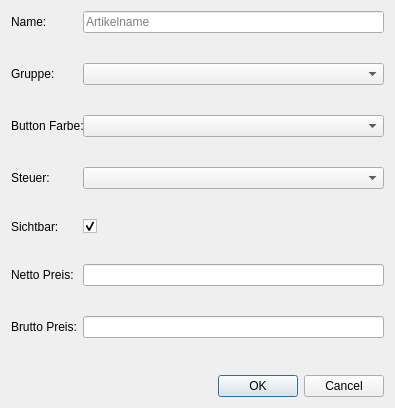
This is src/manager/productedit.ui in todvora/qrk-registrier-kasse as Qt 5 draws it before an edit. The edited form follows.
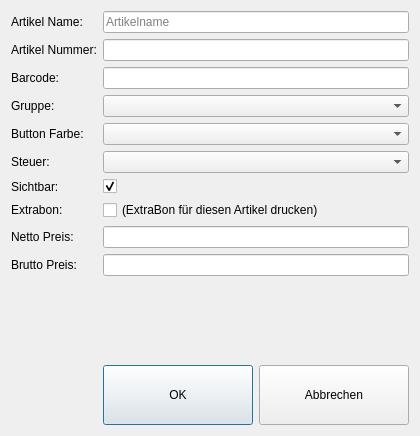
This is the edited form. Icons and pictures are not drawn.

```diff
--- a/src/manager/productedit.ui
+++ b/src/manager/productedit.ui
@@ -7,26 +7,22 @@
    <rect>
     <x>0</x>
     <y>0</y>
-    <width>395</width>
-    <height>408</height>
+    <width>420</width>
+    <height>436</height>
    </rect>
   </property>
   <property name="windowTitle">
    <string>Produkt Editieren</string>
   </property>
-  <layout class="QGridLayout" name="gridLayout">
-   <property name="verticalSpacing">
-    <number>30</number>
-   </property>
-   <item row="0" column="0">
+  <layout class="QHBoxLayout" name="horizontalLayout_2">
+   <item>
+    <layout class="QVBoxLayout" name="verticalLayout">
+     <item>
     <layout class="QFormLayout" name="formLayout">
-     <property name="verticalSpacing">
-      <number>30</number>
-     </property>
      <item row="0" column="0">
       <widget class="QLabel" name="nameLabel">
        <property name="text">
-        <string>Name:</string>
+          <string>Artikel Name:</string>
        </property>
       </widget>
      </item>
@@ -35,87 +31,188 @@
        <property name="placeholderText">
         <string>Artikelname</string>
        </property>
+         <property name="clearButtonEnabled">
+          <bool>false</bool>
+         </property>
       </widget>
      </item>
      <item row="1" column="0">
+        <widget class="QLabel" name="itemNumLabel">
+         <property name="text">
+          <string>Artikel Nummer:</string>
+         </property>
+        </widget>
+       </item>
+       <item row="1" column="1">
+        <widget class="QLineEdit" name="itemNum"/>
+       </item>
+       <item row="2" column="0">
+        <widget class="QLabel" name="barcodeLabel">
+         <property name="text">
+          <string>Barcode:</string>
+         </property>
+        </widget>
+       </item>
+       <item row="2" column="1">
+        <widget class="QLineEdit" name="barcode"/>
+       </item>
+       <item row="3" column="0">
       <widget class="QLabel" name="categorieLabel">
        <property name="text">
         <string>Gruppe:</string>
        </property>
       </widget>
      </item>
-     <item row="1" column="1">
+       <item row="3" column="1">
       <widget class="QComboBox" name="groupComboBox"/>
      </item>
-     <item row="2" column="0">
+       <item row="4" column="0">
       <widget class="QLabel" name="label_3">
        <property name="text">
         <string>Button Farbe:</string>
        </property>
       </widget>
      </item>
-     <item row="3" column="0">
+       <item row="5" column="0">
       <widget class="QLabel" name="label">
        <property name="text">
         <string>Steuer:</string>
        </property>
       </widget>
      </item>
-     <item row="3" column="1">
+       <item row="5" column="1">
       <widget class="QComboBox" name="taxComboBox"/>
      </item>
-     <item row="4" column="0">
+       <item row="6" column="0">
       <widget class="QLabel" name="visibleLabel">
        <property name="text">
         <string>Sichtbar:</string>
        </property>
       </widget>
      </item>
-     <item row="4" column="1">
+       <item row="6" column="1">
       <widget class="QCheckBox" name="visibleCheckBox">
        <property name="checked">
         <bool>true</bool>
        </property>
       </widget>
      </item>
-     <item row="5" column="0">
+       <item row="8" column="0">
       <widget class="QLabel" name="label_2">
        <property name="text">
         <string>Netto Preis: </string>
        </property>
       </widget>
      </item>
-     <item row="5" column="1">
+       <item row="8" column="1">
       <widget class="QLineEdit" name="net">
        <property name="placeholderText">
         <string/>
        </property>
       </widget>
      </item>
-     <item row="6" column="0">
+       <item row="9" column="0">
       <widget class="QLabel" name="PriceLabel">
        <property name="text">
         <string>Brutto Preis:</string>
        </property>
       </widget>
      </item>
-     <item row="6" column="1">
+       <item row="9" column="1">
       <widget class="QLineEdit" name="gross"/>
      </item>
-     <item row="2" column="1">
+       <item row="4" column="1">
       <widget class="QComboBox" name="colorComboBox"/>
      </item>
-    </layout>
-   </item>
-   <item row="1" column="0">
-    <widget class="QDialogButtonBox" name="buttonBox">
+       <item row="7" column="0">
+        <widget class="QLabel" name="collectionReceiptLabel">
+         <property name="text">
+          <string>Extrabon:</string>
+         </property>
+        </widget>
+       </item>
+       <item row="7" column="1">
+        <widget class="QCheckBox" name="collectionReceiptCheckBox">
+         <property name="text">
+          <string>(ExtraBon für diesen Artikel drucken)</string>
+         </property>
+        </widget>
+       </item>
+      </layout>
+     </item>
+     <item>
+      <layout class="QHBoxLayout" name="horizontalLayout">
+       <item>
+        <spacer name="horizontalSpacer">
      <property name="orientation">
       <enum>Qt::Horizontal</enum>
      </property>
-     <property name="standardButtons">
-      <set>QDialogButtonBox::Cancel|QDialogButtonBox::Ok</set>
-     </property>
-    </widget>
+         <property name="sizeHint" stdset="0">
+          <size>
+           <width>40</width>
+           <height>20</height>
+          </size>
+         </property>
+        </spacer>
+       </item>
+       <item>
+        <widget class="QPushButton" name="okButton">
+         <property name="minimumSize">
+          <size>
+           <width>150</width>
+           <height>60</height>
+          </size>
+         </property>
+         <property name="text">
+          <string>OK</string>
+         </property>
+         <property name="icon">
+          <iconset resource="../qrk.qrc">
+           <normaloff>:/icons/ok.png</normaloff>:/icons/ok.png</iconset>
+         </property>
+         <property name="iconSize">
+          <size>
+           <width>32</width>
+           <height>32</height>
+          </size>
+         </property>
+         <property name="autoDefault">
+          <bool>true</bool>
+         </property>
+         <property name="default">
+          <bool>false</bool>
+         </property>
+        </widget>
+       </item>
+       <item>
+        <widget class="QPushButton" name="cancelButton">
+         <property name="minimumSize">
+          <size>
+           <width>150</width>
+           <height>60</height>
+          </size>
+         </property>
+         <property name="text">
+          <string>Abbrechen</string>
+         </property>
+         <property name="icon">
+          <iconset resource="../qrk.qrc">
+           <normaloff>:/icons/cancel.png</normaloff>:/icons/cancel.png</iconset>
+         </property>
+         <property name="iconSize">
+          <size>
+           <width>32</width>
+           <height>32</height>
+          </size>
+         </property>
+         <property name="autoDefault">
+          <bool>true</bool>
+         </property>
+        </widget>
+       </item>
+      </layout>
+     </item>
+    </layout>
    </item>
   </layout>
  </widget>
```
Left out of the diff: 45 changed lines with no effect on the pictures. Lines whose indentation alone changed are shown as unchanged.
